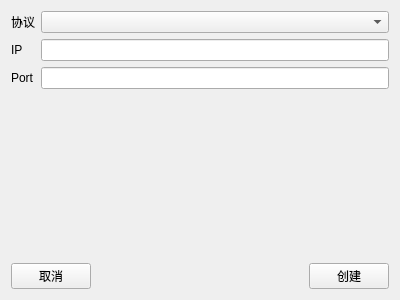
First picture: the form in createobject.ui, repository AilenSpace/SocketDebugger, before the edit.
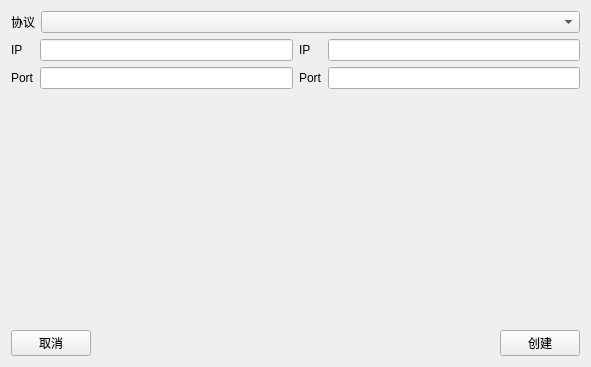
Second picture: the form after the edit.

Patch:
```diff
--- a/createobject.ui
+++ b/createobject.ui
@@ -6,8 +6,8 @@
    <rect>
     <x>0</x>
     <y>0</y>
-    <width>400</width>
-    <height>300</height>
+    <width>591</width>
+    <height>367</height>
    </rect>
   </property>
   <property name="windowTitle">
@@ -16,38 +16,89 @@
   <property name="autoFillBackground">
    <bool>false</bool>
   </property>
-  <layout class="QGridLayout" name="gridLayout">
+  <layout class="QGridLayout" name="gridLayout_2">
    <item row="0" column="0">
-    <layout class="QFormLayout" name="formLayout">
+    <widget class="QLabel" name="label_3">
+     <property name="text">
+      <string>协议</string>
+     </property>
+    </widget>
+   </item>
+   <item row="0" column="1">
+    <widget class="QComboBox" name="comboBoxProto">
+     <property name="sizePolicy">
+      <sizepolicy hsizetype="Expanding" vsizetype="Fixed">
+       <horstretch>0</horstretch>
+       <verstretch>0</verstretch>
+      </sizepolicy>
+     </property>
+    </widget>
+   </item>
+   <item row="1" column="0" colspan="2">
+    <layout class="QGridLayout" name="gridLayout">
      <item row="0" column="0">
-      <widget class="QLabel" name="label_3">
+      <widget class="QLabel" name="srcIPLab">
        <property name="text">
-        <string>协议</string>
+        <string>IP</string>
        </property>
       </widget>
      </item>
      <item row="0" column="1">
-      <widget class="QComboBox" name="comboBoxProto">
-       <property name="sizePolicy">
-        <sizepolicy hsizetype="Expanding" vsizetype="Fixed">
-         <horstretch>0</horstretch>
-         <verstretch>0</verstretch>
-        </sizepolicy>
+      <widget class="QLineEdit" name="srcIP"/>
+     </item>
+     <item row="0" column="2">
+      <widget class="QLabel" name="destIPLab">
+       <property name="text">
+        <string>IP</string>
        </property>
       </widget>
      </item>
+     <item row="0" column="3">
+      <widget class="QLineEdit" name="destIP"/>
+     </item>
      <item row="1" column="0">
-      <widget class="QLabel" name="label">
+      <widget class="QLabel" name="srcPortLab">
+       <property name="toolTip">
+        <string/>
+       </property>
+       <property name="statusTip">
+        <string/>
+       </property>
+       <property name="whatsThis">
+        <string/>
+       </property>
+       <property name="accessibleName">
+        <string/>
+       </property>
+       <property name="accessibleDescription">
+        <string/>
+       </property>
        <property name="text">
-        <string>IP</string>
+        <string>Port</string>
        </property>
       </widget>
      </item>
      <item row="1" column="1">
-      <widget class="QLineEdit" name="lineEditIP"/>
+      <widget class="QLineEdit" name="srcPort">
+       <property name="toolTip">
+        <string/>
+       </property>
+       <property name="toolTipDuration">
+        <number>-1</number>
+       </property>
+       <property name="statusTip">
+        <string/>
+       </property>
+       <property name="whatsThis">
+        <string/>
+       </property>
+       <property name="accessibleDescription">
+        <string/>
+       </property>
+      </widget>
      </item>
-     <item row="2" column="0">
-      <widget class="QLabel" name="label_2">
+     <item row="1" column="2">
+      <widget class="QLabel" name="destPortLab">
        <property name="toolTip">
         <string/>
        </property>
@@ -68,8 +119,8 @@
        </property>
       </widget>
      </item>
-     <item row="2" column="1">
-      <widget class="QLineEdit" name="lineEditPort">
+     <item row="1" column="3">
+      <widget class="QLineEdit" name="destPort">
        <property name="toolTip">
         <string/>
        </property>
@@ -89,7 +140,7 @@
      </item>
     </layout>
    </item>
-   <item row="1" column="0">
+   <item row="2" column="0" colspan="2">
     <spacer name="verticalSpacer">
      <property name="orientation">
       <enum>Qt::Vertical</enum>
@@ -102,7 +153,7 @@
      </property>
     </spacer>
    </item>
-   <item row="2" column="0">
+   <item row="3" column="0" colspan="2">
     <layout class="QHBoxLayout" name="horizontalLayout">
      <item>
       <widget class="QPushButton" name="cancel">
```
